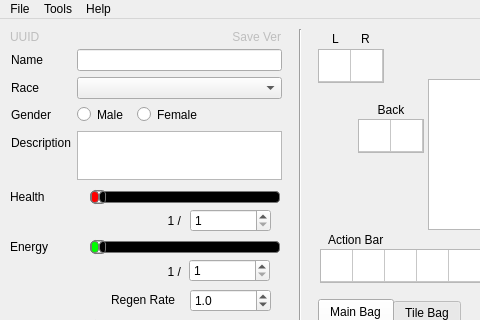
The window that starcheat/templates/MainWindow.ui (wizzomafizzo/starcheat) describes before a commit, drawn with Qt 5; both pictures show x 0 to 480 and y 0 to 320 of the 654 by 490 pixel window.
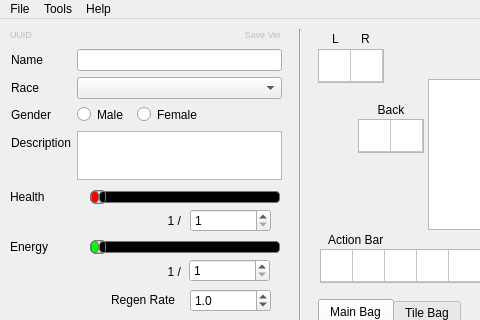
The same window after the commit.

```diff
--- a/starcheat/templates/MainWindow.ui
+++ b/starcheat/templates/MainWindow.ui
@@ -1456,13 +1456,21 @@
      <rect>
       <x>10</x>
       <y>10</y>
-      <width>151</width>
-      <height>16</height>
+      <width>221</width>
+      <height>20</height>
      </rect>
     </property>
+    <property name="font">
+     <font>
+      <pointsize>7</pointsize>
+     </font>
+    </property>
     <property name="text">
      <string>UUID</string>
     </property>
+    <property name="alignment">
+     <set>Qt::AlignLeading|Qt::AlignLeft|Qt::AlignTop</set>
+    </property>
    </widget>
    <widget class="QLabel" name="ver_label">
     <property name="enabled">
@@ -1470,20 +1478,25 @@
     </property>
     <property name="geometry">
      <rect>
-      <x>220</x>
+      <x>230</x>
       <y>10</y>
-      <width>61</width>
-      <height>16</height>
+      <width>51</width>
+      <height>20</height>
      </rect>
     </property>
+    <property name="font">
+     <font>
+      <pointsize>7</pointsize>
+     </font>
+    </property>
     <property name="text">
      <string>Save Ver</string>
     </property>
     <property name="alignment">
-     <set>Qt::AlignRight|Qt::AlignTrailing|Qt::AlignVCenter</set>
+     <set>Qt::AlignRight|Qt::AlignTop|Qt::AlignTrailing</set>
     </property>
    </widget>
-   <widget class="QWidget" name="">
+   <widget class="QWidget" name="layoutWidget">
     <property name="geometry">
      <rect>
       <x>11</x>
```
Left out of the diff: 8 changed lines with no effect on the pictures.
